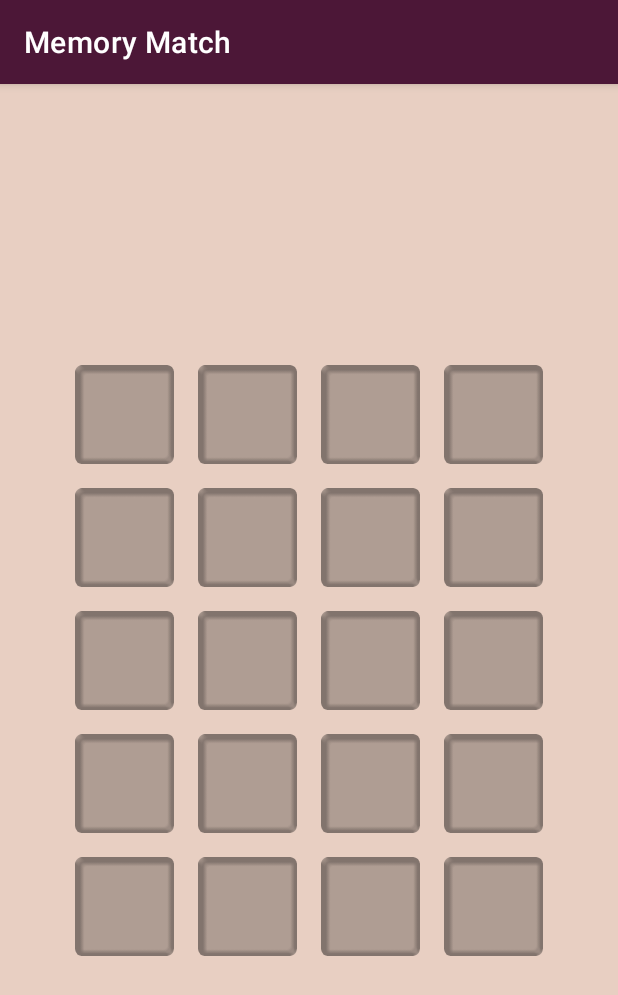
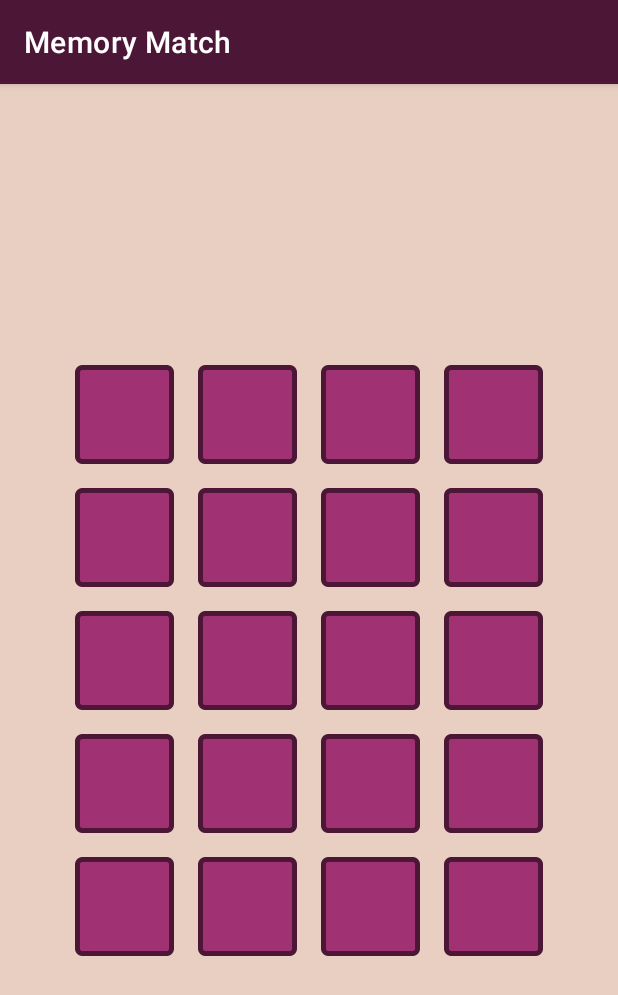
Before and after one commit to alia-io/MemoryGame, an Android app: the screen it shows after launch (MainGameActivity), after a tap on "Medium", on a phone screen of 412 x 824 dp. Shown: the top 995 px of the screen. Run offline under Robolectric (Android 15) with nearby library versions, the phone set to English and light mode, and no system bars.

Commit message:
easy, medium, difficult layouts populate with face-down card pairs

```diff
--- a/app/src/main/java/com/example/memorygame/MainGameActivity.java
+++ b/app/src/main/java/com/example/memorygame/MainGameActivity.java
@@ -3,25 +3,26 @@ package com.example.memorygame;
 import androidx.appcompat.app.AppCompatActivity;
 
 import android.os.Bundle;
+import android.util.Log;
 import android.view.ViewGroup;
 import android.view.ViewTreeObserver;
 import android.widget.GridLayout;
-import android.widget.ImageView;
+import android.widget.ImageButton;
 import android.widget.LinearLayout;
-import android.widget.TextView;
 
 import java.util.ArrayList;
-import java.util.HashMap;
 
 public class MainGameActivity extends AppCompatActivity {
 
     private int score = 0;
+    private int numberOfCardsLeft = 0;
     private int difficulty;
     private GridLayout grid;
     private int lastFlippedCardIndex = -1;
 
     // Integer Id = R.drawable.name, Integer NumberAvailable
-    HashMap<Integer, Integer> cardResources = new HashMap<Integer, Integer>(16);
+    ArrayList<CardResource> cardResources = new ArrayList<CardResource>(16);
+    ArrayList<Card> cardsOnBoard = new ArrayList<Card>(32);
 
     @Override
     protected void onCreate(Bundle savedInstanceState) {
@@ -49,95 +50,110 @@ public class MainGameActivity extends AppCompatActivity {
     }
 
     private void setCardResources() {
-        ArrayList<Integer> cardResourceIds = new ArrayList<Integer>(16);
+        // Add all the face-up cards
+        cardResources.add(new CardResource(0, R.drawable.card_0));
+        cardResources.add(new CardResource(1, R.drawable.card_1));
+        cardResources.add(new CardResource(2, R.drawable.card_2));
+        cardResources.add(new CardResource(3, R.drawable.card_3));
+        cardResources.add(new CardResource(4, R.drawable.card_4));
+        cardResources.add(new CardResource(5, R.drawable.card_5));
+        cardResources.add(new CardResource(6, R.drawable.card_6));
+        cardResources.add(new CardResource(7, R.drawable.card_7));
+        cardResources.add(new CardResource(8, R.drawable.card_8));
+        cardResources.add(new CardResource(9, R.drawable.card_9));
+        cardResources.add(new CardResource(10, R.drawable.card_10));
+        cardResources.add(new CardResource(11, R.drawable.card_11));
+        cardResources.add(new CardResource(12, R.drawable.card_12));
+        cardResources.add(new CardResource(13, R.drawable.card_13));
+        cardResources.add(new CardResource(14, R.drawable.card_14));
+        cardResources.add(new CardResource(15, R.drawable.card_15));
 
-        // Add all the face-up cards
-        cardResourceIds.add(R.drawable.card_0);
-        cardResourceIds.add(R.drawable.card_1);
-        cardResourceIds.add(R.drawable.card_2);
-        cardResourceIds.add(R.drawable.card_3);
-        cardResourceIds.add(R.drawable.card_4);
-        cardResourceIds.add(R.drawable.card_5);
-        cardResourceIds.add(R.drawable.card_6);
-        cardResourceIds.add(R.drawable.card_7);
-        cardResourceIds.add(R.drawable.card_8);
-        cardResourceIds.add(R.drawable.card_9);
-        cardResourceIds.add(R.drawable.card_10);
-        cardResourceIds.add(R.drawable.card_11);
-        cardResourceIds.add(R.drawable.card_12);
-        cardResourceIds.add(R.drawable.card_13);
-        cardResourceIds.add(R.drawable.card_14);
-        //cardResourceIds.add(R.drawable.card_15);
-
-        for (int id : cardResourceIds) cardResources.put(id, 2);
-
-        if (difficulty == 3) { // difficult (32 cards / 16 pairs)
-            return; // Keep all 16 pairs
-        } else if (difficulty == 2) { // medium (20 cards / 10 pairs)
-            // Remove 6 pairs
-
-        } else { // easy (12 cards / 6 pairs)
-            // Remove 10 pairs
-
+        if (difficulty == 2) { // medium (20 cards / 10 pairs)
+            for (int i = 0; i < 6; i++) { // Remove 6 resources
+                cardResources.remove((int) (Math.random() * cardResources.size()));
+            }
+        } else if (difficulty == 1) { // easy (12 cards / 6 pairs)
+            for (int i = 0; i < 10; i++) { // Remove 10 resources
+                cardResources.remove((int) (Math.random() * cardResources.size()));
+            }
         }
     }
 
     private void initializeGrid(int viewWidth, int viewHeight) {
-
-        grid = findViewById(R.id.main_grid);
+        int cardSide = 0;
         int side;
+        int padding;
 
         if (viewWidth < viewHeight) side = viewWidth;
         else side = viewHeight;
 
+        padding = (int) Math.floor(side * 0.02);
+        grid = findViewById(R.id.main_grid);
+
         if (difficulty == 3) { // difficult (4x8)
-            int cardSide = (int) Math.floor(side * 0.2);
-            int padding = (int) Math.floor(side * 0.02);
+            cardSide = (int) Math.floor(side * 0.2);
+            numberOfCardsLeft = 32;
             grid.setColumnCount(4);
-            for (int i = 0; i < 32; i++) {
-                ImageView imageView = new ImageView(getApplicationContext());
-                imageView.setImageResource(R.drawable.card_9);
-                imageView.setPadding(padding, padding, padding, padding);
-                imageView.setLayoutParams(new LinearLayout.LayoutParams(cardSide, cardSide));
-                grid.addView(imageView);
-                //Card card = new Card();
-            }
         } else if (difficulty == 2) { // medium (4x5)
-            int cardSide = (int) Math.floor(side * 0.2);
-            int padding = (int) Math.floor(side * 0.02);
+            cardSide = (int) Math.floor(side * 0.2);
+            numberOfCardsLeft = 20;
             grid.setColumnCount(4);
-            for (int i = 0; i < 20; i++) {
-                ImageView imageView = new ImageView(getApplicationContext());
-                imageView.setImageResource(R.drawable.empty_card_slot);
-                imageView.setPadding(padding, padding, padding, padding);
-                imageView.setLayoutParams(new LinearLayout.LayoutParams(cardSide, cardSide));
-                grid.addView(imageView);
-                //Card card = new Card();
-            }
         } else { // easy (3x4)
-            int cardSide = (int) Math.floor(side * 0.24);
-            int padding = (int) Math.floor(side * 0.02);
+            cardSide = (int) Math.floor(side * 0.24);
+            numberOfCardsLeft = 12;
             grid.setColumnCount(3);
-            for (int i = 0; i < 12; i++) {
-                ImageView imageView = new ImageView(getApplicationContext());
-                imageView.setImageResource(R.drawable.card_back);
-                imageView.setPadding(padding, padding, padding, padding);
-                imageView.setLayoutParams(new LinearLayout.LayoutParams(cardSide, cardSide));
-                grid.addView(imageView);
-                //Card card = new Card();
-            }
+        }
+
+        for (int i = 0; i < numberOfCardsLeft; i++) {
+            int random = (int) (Math.random() * cardResources.size());
+            CardResource cardResource = cardResources.get(random);
+            cardResource.numberAvailable--;
+            if (cardResource.numberAvailable <= 0) cardResources.remove(random);
+            new Card(cardResource.drawableId, cardResource.cardNumber, i, cardSide, padding);
+        }
+    }
+
+    private class CardResource {
+        private int cardNumber;
+        private int drawableId;
+        private int numberAvailable;
+
+        private CardResource(int cardNumber, int drawableId) {
+            this.cardNumber = cardNumber;
+            this.drawableId = drawableId;
+            numberAvailable = 2;
         }
     }
 
     private class Card {
-        private ImageView image;
+        private ImageButton button;
         private boolean matched;
+        private int drawableId;
         private int cardNumber;
         private int layoutIndex;
 
-        private Card(ImageView image, int cardNumber, int layoutIndex) {
-            this.image = image;
+        private Card(int drawableId, int cardNumber, int layoutIndex, int sideLength, int paddingLength) {
+            Log.d("Card", "Id = " + drawableId + ", number = " + cardNumber + ", index = " + layoutIndex
+                + ", side = " + sideLength + ", padding = " + paddingLength);
+
+            this.drawableId = drawableId;
             this.cardNumber = cardNumber;
+            this.layoutIndex = layoutIndex;
+            matched = false;
+
+            button = new ImageButton(getApplicationContext());
+            button.setImageResource(R.drawable.card_back);
+            button.setAdjustViewBounds(true);
+            button.setBackground(null);
+            button.setPadding(paddingLength, paddingLength, paddingLength, paddingLength);
+            button.setLayoutParams(new LinearLayout.LayoutParams(sideLength, sideLength));
+
+            button.setOnClickListener(view -> {
+                Log.d("Card", "Card #" + layoutIndex + " Clicked");
+                // TODO: card button action on click
+            });
+
+            grid.addView(button);
         }
     }
 }
```
